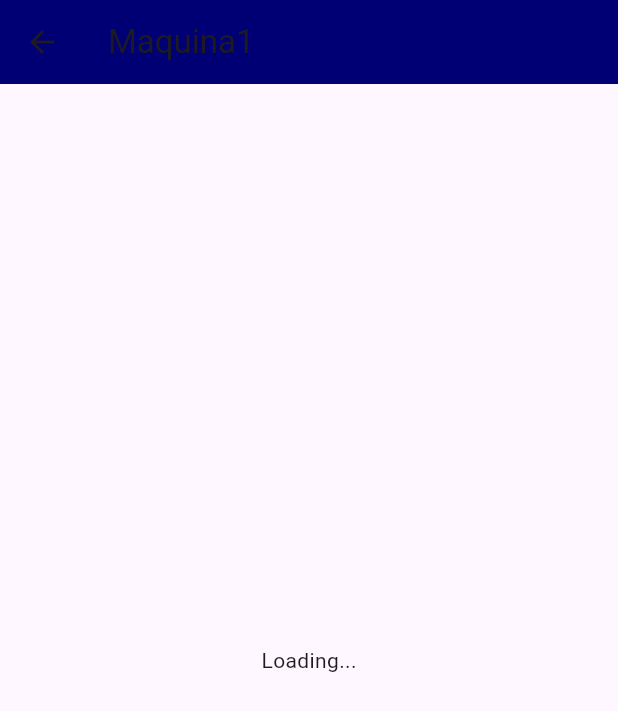
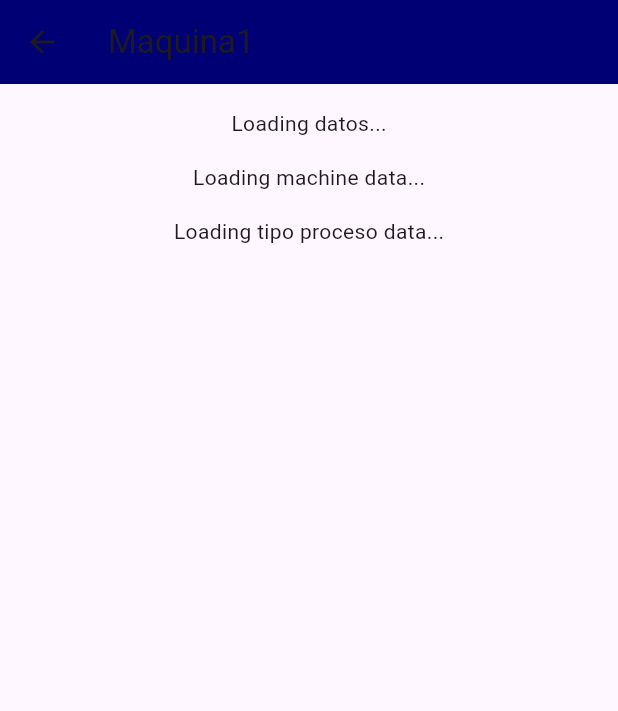
Before and after one commit to Dpaola-G/consumo-api-nuevo, a Flutter app: the screen it shows after launch, after a tap on an icon or button, on a phone screen of 412 x 824 dp. Shown: the top 711 px of the screen. Run offline on Flutter 3.47's test engine with Material 3 defaults, Android fonts, the phone set to English and light mode, and no system bars; network calls fail.

Commit message:
primer commit

```diff
--- a/lib/HomePrincipal.dart
+++ b/lib/HomePrincipal.dart
@@ -1,6 +1,6 @@
 import 'package:flutter/material.dart';
-import 'maquina1.dart';
-import 'seguimiento.dart';
+import 'maquina1.dart'; // Importación de la página Maquina1Page
+import 'seguimiento.dart'; // Importación de la página SeguimientoPage
 
 class HomePrincipal extends StatefulWidget {
   const HomePrincipal({super.key});
@@ -10,14 +10,14 @@ class HomePrincipal extends StatefulWidget {
 }
 
 class _HomePrincipalState extends State<HomePrincipal> {
-  String? _selectedMaquina;
+  String? _selectedMaquina; // Estado para almacenar la máquina seleccionada
 
   @override
   Widget build(BuildContext context) {
     return Scaffold(
       appBar: AppBar(
         title: Text('Coffee App'),
-       backgroundColor: Color.fromARGB(255, 0, 0, 116),
+        backgroundColor: Color.fromARGB(255, 0, 0, 116), // Color de fondo de la barra de aplicación
       ),
       body: SingleChildScrollView(
         child: Padding(
@@ -25,27 +25,28 @@ class _HomePrincipalState extends State<HomePrincipal> {
           child: Column(
             crossAxisAlignment: CrossAxisAlignment.start,
             children: [
-              Text('Seleccione la maquina a usar en el proceso'),
-              SizedBox(height: 8.0),
+              Text('Seleccione la maquina a usar en el proceso'), // Texto instructivo para el usuario
+              SizedBox(height: 8.0), // Espacio entre el texto y los botones de máquina
               Row(
                 mainAxisAlignment: MainAxisAlignment.spaceEvenly,
                 children: List.generate(5, (index) {
                   int machineNumber = index + 1;
                   return ElevatedButton(
                     onPressed: () {
+                      setState(() {
+                        _selectedMaquina = 'Maquina $machineNumber'; // Actualiza el estado con la máquina seleccionada
+                      });
                       if (machineNumber == 1) {
                         Navigator.push(
                           context,
-                          MaterialPageRoute(builder: (context) => Maquina1Page()),
+                          MaterialPageRoute(builder: (context) => Maquina1Page()), // Navega a la página Maquina1Page al hacer clic en la máquina 1
                         );
-                      } else {
-                        setState(() => _selectedMaquina = 'Maquina $machineNumber');
                       }
                     },
-                    child: Text('$machineNumber'),
+                    child: Text('$machineNumber'), // Texto del botón con el número de máquina
                     style: ElevatedButton.styleFrom(
-                      shape: CircleBorder(),
-                      backgroundColor: _selectedMaquina == 'Maquina $machineNumber' ? Colors.lightBlue : null, //color de los botones
+                      shape: CircleBorder(), // Forma del botón (círculo)
+                      backgroundColor: _selectedMaquina == 'Maquina $machineNumber' ? Colors.lightBlue : null, // Color de fondo del botón
                     ),
                   );
                 }),
@@ -55,10 +56,10 @@ class _HomePrincipalState extends State<HomePrincipal> {
                 onPressed: () {
                   Navigator.push(
                     context,
-                    MaterialPageRoute(builder: (context) => SeguimientoPage()),
+                    MaterialPageRoute(builder: (context) => SeguimientoPage()), // Navega a la página SeguimientoPage al hacer clic en el botón de seguimiento
                   );
                 },
-                child: Text('Seguimiento'),
+                child: Text('Seguimiento'), // Texto del botón de seguimiento
               ),
             ],
           ),
--- a/lib/maquina1.dart
+++ b/lib/maquina1.dart
@@ -8,27 +8,59 @@ class Maquina1Page extends StatefulWidget {
 }
 
 class _Maquina1PageState extends State<Maquina1Page> {
-  List<dynamic> data = []; // Lista para almacenar los datos recibidos
+  List<dynamic> data = []; // Lista para almacenar los datos de la primera API
+  List<dynamic> machineData = []; // Lista para almacenar los datos de la segunda API
+  List<dynamic> tipoProcesoData = []; // Lista para almacenar los datos de la tercera API
 
   @override
   void initState() {
     super.initState();
     fetchData();
+    fetchMachineData();
+    fetchTipoProcesoData();
   }
 
+  // Método para obtener datos de la primera API
   Future<void> fetchData() async {
-    final response =
-        await http.get(Uri.parse('http://localhost:8000/api/datos'));
+    final response = await http.get(Uri.parse('http://localhost:8000/api/datos'));
 
     if (response.statusCode == 200) {
       setState(() {
-        // Decodificar la respuesta JSON y asignarla a la lista 'data'
         data = json.decode(response.body);
       });
     } else {
       setState(() {
-        // En caso de error, mostrar un mensaje
         data = [];
+      });
+    }
+  }
+
+  // Método para obtener datos de la segunda API
+  Future<void> fetchMachineData() async {
+    final response = await http.get(Uri.parse('http://localhost:8000/api/maquinas'));
+
+    if (response.statusCode == 200) {
+      setState(() {
+        machineData = json.decode(response.body);
+      });
+    } else {
+      setState(() {
+        machineData = [];
+      });
+    }
+  }
+
+  // Método para obtener datos de la tercera API
+  Future<void> fetchTipoProcesoData() async {
+    final response = await http.get(Uri.parse('http://localhost:8000/api/TipoProceso'));
+
+    if (response.statusCode == 200) {
+      setState(() {
+        tipoProcesoData = json.decode(response.body);
+      });
+    } else {
+      setState(() {
+        tipoProcesoData = [];
       });
     }
   }
@@ -40,27 +72,67 @@ class _Maquina1PageState extends State<Maquina1Page> {
         title: Text('Maquina1'),
         backgroundColor: Color.fromARGB(255, 0, 0, 116),
       ),
-      body: Center(
-        child: data.isEmpty
-            ? Text('Loading...')
-            : ListView.builder(
-                itemCount: data.length,
-                itemBuilder: (context, index) {
+      body: ListView(
+        padding: EdgeInsets.all(16.0),
+        children: [
+          // Mostrar datos de la primera API
+          data.isEmpty
+              ? Center(child: Text('Loading datos...'))
+              : Column(
+                  children: data.map((item) {
                     return ListTile(
-                    title: Text('Temperatura: ${data[index]["temperatura"]}'),
+                      title: Text('Temperatura: ${item["temperatura"]}'),
                       subtitle: Column(
                         crossAxisAlignment: CrossAxisAlignment.start,
                         children: [
-                        Text('ID Máquina: ${data[index]["idMaquina"]}'),
-                        Text(
-                            'temperatura_s1: ${data[index]["temperatura_s1"]}'),
-                        Text(
-                            'temperatura_s2: ${data[index]["temperatura_s2"]}'),
+                          Text('ID Máquina: ${item["idMaquina"]}'),
+                          Text('temperatura_s1: ${item["temperatura_s1"]}'),
+                          Text('temperatura_s2: ${item["temperatura_s2"]}'),
                         ],
                       ),
                     );
-                },
+                  }).toList(),
                 ),
+          // Espacio entre las secciones de las APIs
+          SizedBox(height: 16.0),
+          // Mostrar datos de la segunda API (maquinas)
+          machineData.isEmpty
+              ? Center(child: Text('Loading machine data...'))
+              : Column(
+                  children: machineData.map((item) {
+                    return ListTile(
+                      title: Text('ID Máquina: ${item["id"]}'),
+                      subtitle: Column(
+                        crossAxisAlignment: CrossAxisAlignment.start,
+                        children: [
+                          Text('Descripción: ${item["nombre"]}'),
+                          Text('Estado: ${item["estado"]}'),
+                        ],
+                      ),
+                    );
+                  }).toList(),
+                ),
+          // Espacio entre las secciones de las APIs
+          SizedBox(height: 16.0),
+          // Mostrar datos de la tercera API (TipoProceso)
+          tipoProcesoData.isEmpty
+              ? Center(child: Text('Loading tipo proceso data...'))
+              : Column(
+                  children: tipoProcesoData.map((item) {
+                    return ListTile(
+                      title: Text('ID Tipo Proceso: ${item["_id"]}'),
+                      subtitle: Column(
+                        crossAxisAlignment: CrossAxisAlignment.start,
+                        children: [
+
+                          Text('Nombre: ${item["nombre"]}'),
+                          // Agrega aquí otros campos según la estructura de tus datos
+                        ],
+                      ),
+                    );
+                  }).toList(),
+                ),
+        ],
       ),
     );
   }
```
Also changed, not shown: pubspec.lock, 3 other files. Lines whose indentation alone changed are shown as unchanged.
